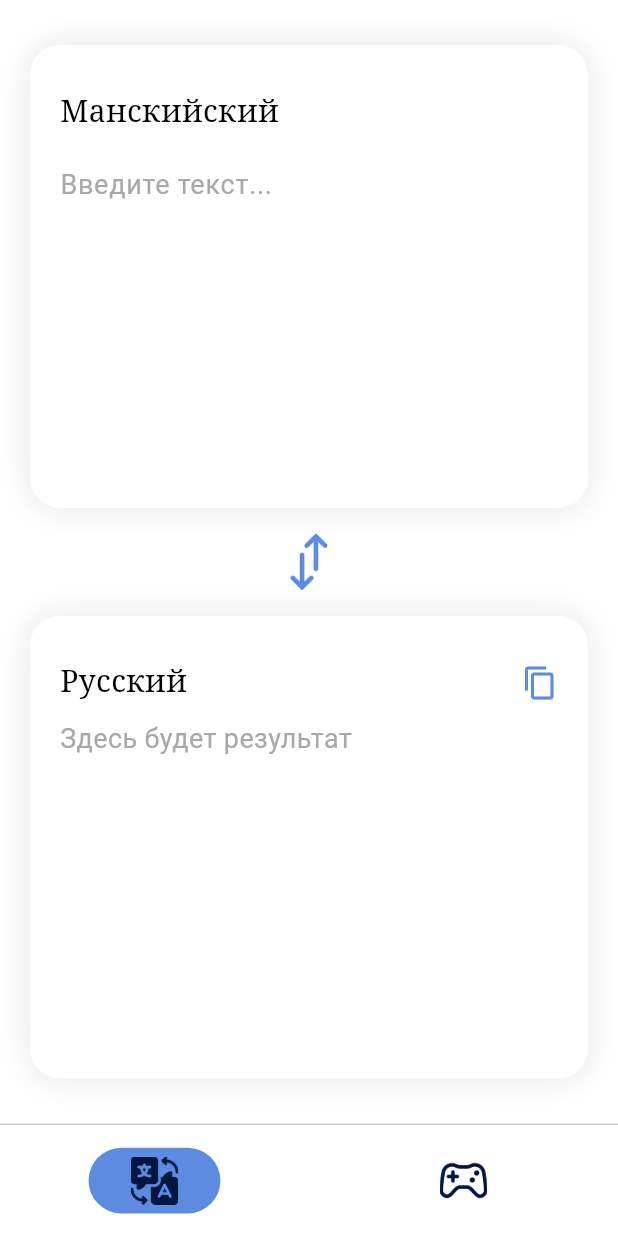
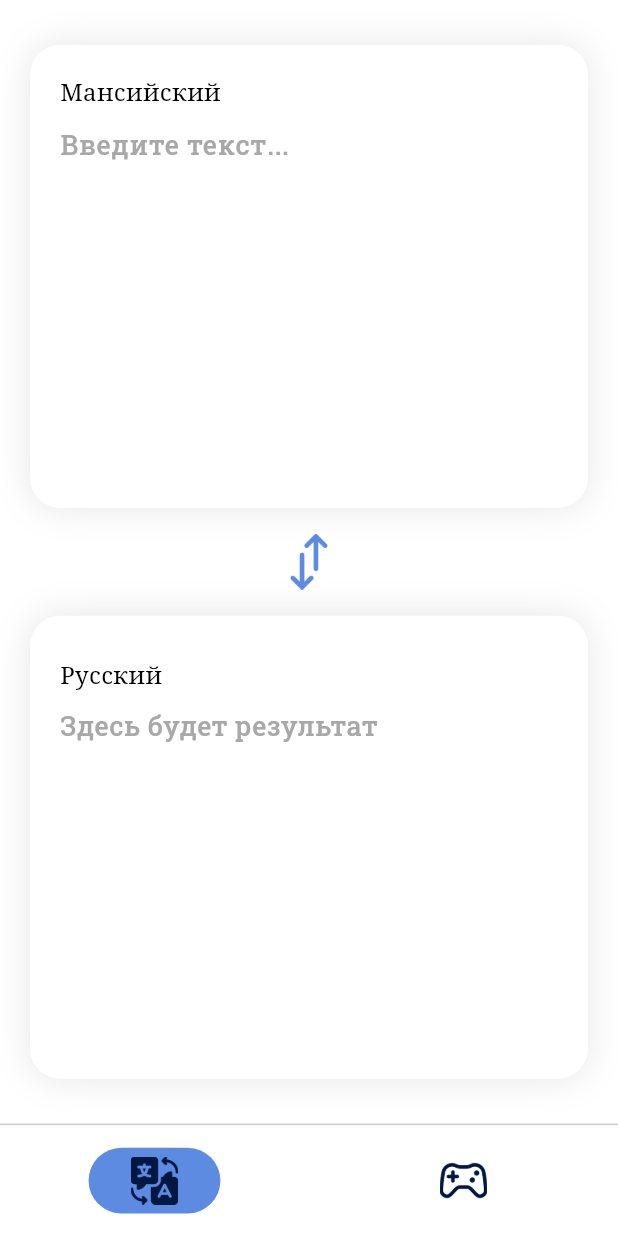
Before and after one commit to Wjiel/mans_translate, a Flutter app: the MainScreen screen opened directly, on a phone screen of 412 x 824 dp. Run offline on Flutter 3.47's test engine with Material 3 defaults, Android fonts, the phone set to English and light mode, and no system bars; drawn by our look-alikes of auto_size_text.

Commit message:
Исправления

```diff
--- a/lib/features/MainScreen/Pages/translator_page.dart
+++ b/lib/features/MainScreen/Pages/translator_page.dart
@@ -6,7 +6,7 @@ import 'package:mans_translate/Config/Colors/colors_data.dart';
 import 'package:mans_translate/features/MainScreen/Widgets/Translator_Page/card_translated.dart';
 import 'package:mans_translate/features/MainScreen/Widgets/Translator_Page/card_translating.dart';
 
-String translateText = 'Здесь будет результат';
+String translateText = '';
 
 Color textColor = const Color(0xFFA8A8A8);
 
@@ -49,6 +49,8 @@ class TranslatorPage extends StatefulWidget {
 }
 
 class _TranslatorPageState extends State<TranslatorPage> {
+
+
   void copyText() {
     Clipboard.setData(
       ClipboardData(text: translateText),
@@ -103,7 +105,10 @@ class _TranslatorPageState extends State<TranslatorPage> {
               ),
               SizedBox(
                 height: 70 + 5 * (size.width / 1080),
+                child: Padding(
+                  padding: const EdgeInsets.symmetric(vertical: 10),
                   child: InkWell(
+                    borderRadius: BorderRadius.circular(10),
                     onTap: () {
                       changeCard();
                     },
@@ -111,6 +116,7 @@ class _TranslatorPageState extends State<TranslatorPage> {
                       'assets/images/arrows.png',
                       color: Tertiary,
                       width: 35 + 5 * (size.width / 1080),
+                    ),
                   ),
                 ),
               ),
--- a/lib/features/MainScreen/Widgets/Translator_Page/card_translated.dart
+++ b/lib/features/MainScreen/Widgets/Translator_Page/card_translated.dart
@@ -15,9 +15,7 @@ class CardTranslated extends StatelessWidget {
       decoration: decorationContainer,
       child: Column(
         children: [
-          Padding(
-            padding: const EdgeInsets.symmetric(vertical: 10),
-            child: Row(
+          Row(
             mainAxisAlignment: MainAxisAlignment.spaceBetween,
             children: [
               AnimatedOpacity(
@@ -25,33 +23,49 @@ class CardTranslated extends StatelessWidget {
                 duration: const Duration(milliseconds: 300),
                 curve: Curves.easeInOutCirc,
                 child: AutoSizeText(
-                    isRussian ? 'Манскийcкий' : 'Русский',
+                  style:const TextStyle(
+                    fontFamily: 'Serif',
+                    fontWeight: FontWeight.w500,
+                    fontSize: 16,
+                  ),
+                  isRussian ? 'Мансийcкий' : 'Русский',
                 ),
               ),
               InkWell(
-                  onTap: () {
+                borderRadius: BorderRadius.circular(5),
+                onTap: translateText.isNotEmpty ? () {
                   copyText();
-                  },
-                  child: const Icon(
+                } : null,
+                child: Padding(
+                  padding: const EdgeInsets.all(8.0),
+                  child: Icon(
                     Icons.copy,
-                    color: Tertiary,
+                    color: translateText.isNotEmpty ? Tertiary : Colors.transparent,
+                  ),
                 ),
               ),
             ],
-            ),
           ),
           Expanded(
             child: ListView(
               shrinkWrap: true,
               children: [
-                SelectableText(
+                translateText.isNotEmpty
+                    ? SelectableText(
+                  style: TextStyle(
+                    fontFamily: themeData.textTheme.bodySmall!.fontFamily,
+                    fontWeight: FontWeight.w500,
+                    fontSize: 18,
+                  ),
+                  translateText,
+                )
+                    : Text("Здесь будет результат",
                   style: TextStyle(
                     color: textColor,
                     fontFamily: themeData.textTheme.bodySmall!.fontFamily,
-                    fontWeight: themeData.textTheme.bodySmall!.fontWeight,
-                    fontSize: themeData.textTheme.bodySmall!.fontSize,
+                    fontWeight: FontWeight.w500,
+                    fontSize: 18,
                   ),
-                  translateText,
                 ),
               ],
             ),
--- a/lib/features/MainScreen/Widgets/Translator_Page/card_translating.dart
+++ b/lib/features/MainScreen/Widgets/Translator_Page/card_translating.dart
@@ -1,11 +1,34 @@
+
 import 'package:auto_size_text/auto_size_text.dart';
 import 'package:flutter/material.dart';
+import 'package:flutter/services.dart';
+import 'dart:async';
 import 'package:mans_translate/Config/ThemesData/themes_data.dart';
 import 'package:mans_translate/features/MainScreen/Pages/translator_page.dart';
 import 'package:mans_translate/features/MainScreen/Widgets/Translator_Page/paste_button.dart';
 
 class CardTranslating extends StatelessWidget {
-  const CardTranslating({super.key});
+  CardTranslating({super.key,});
+
+  TextEditingController _textEditingController = TextEditingController();
+
+  void _callback()async {
+    final ClipboardData? data = await Clipboard.getData(Clipboard.kTextPlain);
+    if (data != null) {
+      _textEditingController.text = data.text!;
+      _sendTextToAPI();
+    }
+  }
+
+  void _sendTextToAPI(){
+    String _text = _textEditingController.text;
+    if(isRussian == true){
+
+    } else {
+
+    }
+  }
+
 
   @override
   Widget build(BuildContext context) {
@@ -15,15 +38,17 @@ class CardTranslating extends StatelessWidget {
       child: Column(
         crossAxisAlignment: CrossAxisAlignment.start,
         children: [
-          Padding(
-            padding: const EdgeInsets.symmetric(vertical: 10),
-            child: AnimatedOpacity(
-              opacity: opacity,
-              duration: const Duration(milliseconds: 300),
-              curve: Curves.easeInOutCirc,
-              child: AutoSizeText(
-                isRussian ? 'Русский' : 'Манскийcкий',
+          AnimatedOpacity(
+            opacity: opacity,
+            duration: const Duration(milliseconds: 300),
+            curve: Curves.easeInOutCirc,
+            child: AutoSizeText(
+              style:const TextStyle(
+                fontFamily: 'Serif',
+                fontWeight: FontWeight.w500,
+                fontSize: 16,
               ),
+              isRussian ? 'Русский' : 'Мансийcкий',
             ),
           ),
           Expanded(
@@ -31,14 +56,27 @@ class CardTranslating extends StatelessWidget {
               shrinkWrap: true,
               children: [
                 TextField(
+                  controller: _textEditingController,
+                  onChanged: (text){
+                    Timer(Duration(seconds: 1), () {
+                      if(text == _textEditingController.text){
+                        _sendTextToAPI();
+                      }
+                    });
+                  },
                   maxLines: null,
+                  style: TextStyle(
+                    fontFamily: themeData.textTheme.bodySmall!.fontFamily,
+                    fontWeight: FontWeight.w500,
+                    fontSize: 18,
+                  ),
                   decoration: InputDecoration(
                     hintText: 'Введите текст...',
                     hintStyle: TextStyle(
                       color: textColor,
                       fontFamily: themeData.textTheme.bodySmall!.fontFamily,
-                      fontWeight: themeData.textTheme.bodySmall!.fontWeight,
-                      fontSize: themeData.textTheme.bodySmall!.fontSize,
+                      fontWeight: FontWeight.w500,
+                      fontSize: 18,
                     ),
                     border: InputBorder.none,
                   ),
@@ -46,7 +84,7 @@ class CardTranslating extends StatelessWidget {
               ],
             ),
           ),
-          StreamBuilder<dynamic>(
+          StreamBuilder(
             stream: streamVisib.strims,
             builder: (context, snapshot) {
               if (!snapshot.hasData || streamVisib.thereClipBordText == false) {
@@ -55,9 +93,9 @@ class CardTranslating extends StatelessWidget {
 
               return Visibility(
                 visible: streamVisib.thereClipBordText,
-                child: const Align(
+                child: Align(
                   alignment: Alignment.bottomLeft,
-                  child: PasteButton(),
+                  child: PasteButton(callback: _callback,),
                 ),
               );
             },
--- a/lib/features/MainScreen/Widgets/Translator_Page/paste_button.dart
+++ b/lib/features/MainScreen/Widgets/Translator_Page/paste_button.dart
@@ -1,15 +1,19 @@
 import 'package:auto_size_text/auto_size_text.dart';
 import 'package:flutter/material.dart';
+import 'package:flutter/services.dart';
 import 'package:mans_translate/Config/Colors/colors_data.dart';
 import 'package:mans_translate/Config/ThemesData/themes_data.dart';
 
+
 class PasteButton extends StatelessWidget {
-  const PasteButton({super.key});
+  final void Function()? callback;
+  const PasteButton({super.key, this.callback});
+
   final double radius = 20;
   @override
   Widget build(BuildContext context) {
     return InkWell(
-      onTap: () {},
+      onTap: callback,
       borderRadius: BorderRadius.circular(radius),
       child: Ink(
         padding: const EdgeInsets.symmetric(horizontal: 20, vertical: 7),
--- a/lib/features/Widgets/navigation_bar.dart
+++ b/lib/features/Widgets/navigation_bar.dart
@@ -11,6 +11,8 @@ class CustomNavigationBar extends StatefulWidget {
 
 class _CustomNavigationBarState extends State<CustomNavigationBar> {
   int currentIndexPage = 0;
+
+
   @override
   Widget build(BuildContext context) {
     final size = MediaQuery.of(context).size;
@@ -18,7 +20,7 @@ class _CustomNavigationBarState extends State<CustomNavigationBar> {
 
     Widget container(Widget child) {
       return Container(
-        padding: const EdgeInsets.symmetric(horizontal: 28, vertical: 6),
+        padding:  EdgeInsets.symmetric(horizontal: 28, vertical: 6),
         margin: const EdgeInsets.all(15),
         decoration: const BoxDecoration(
           color: Tertiary,
--- a/lib/features/splash_screen.dart
+++ b/lib/features/splash_screen.dart
@@ -49,7 +49,7 @@ class _SplashScreenState extends State<SplashScreen> {
             width: 100,
             decoration: BoxDecoration(
               image: const DecorationImage(
-                  image: AssetImage("assets/images/game.png")),
+                  image: AssetImage("assets/images/translate.png")),
               borderRadius: BorderRadius.circular(20),
               color: Colors.white,
             ),
```
Also changed, not shown: pubspec.yaml (+36 -2 lines). Lines whose indentation alone changed are shown as unchanged.
